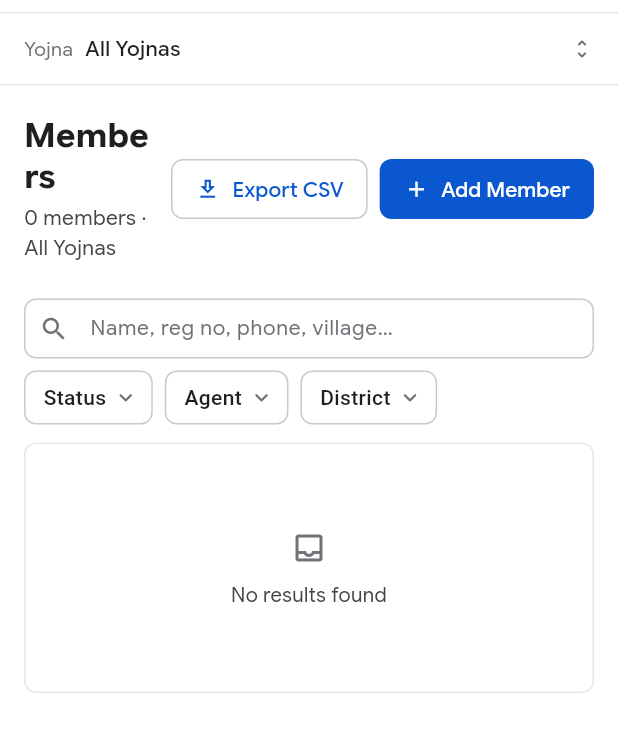
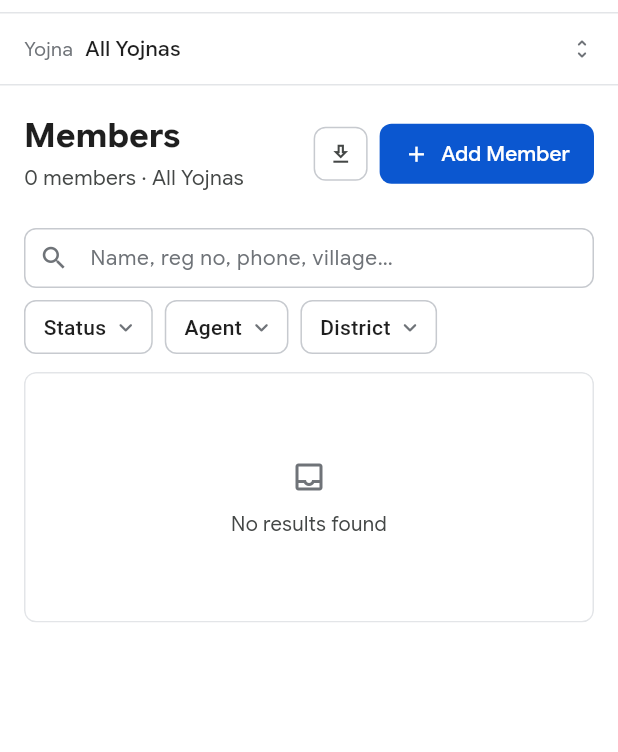
Before and after one commit to nayansuthar-1/rudransh-ct, a Flutter app: the MembersPage screen opened by its route, on a phone screen of 412 x 824 dp, the part 72-824 px from its top. Run offline on Flutter 3.47's test engine with Material 3 defaults, Android fonts, the phone set to English and light mode, and no system bars; our stand-ins replace file_picker, flutter_riverpod, go_router, supabase_flutter, web; missing offline and left inert: dart:js_interop, dart:ui_web; accounts and stored records are empty.

Commit message:
test: sign widget tests in; fix Export CSV crowding the phone header
25 widget tests had failed since 21 Sep, when the demo auto-login was
removed: they opened on the sign-in page. test/support/signed_in.dart
signs them in as the owner. With the pages reachable again, the layout
tests caught a real overflow: Export CSV beside "Add member" did not fit
at 390 px. On a phone it is now the icon alone (with a tooltip).

Full suite: 223 passed, 0 failed.

Co-Authored-By: Claude Opus 5.5 <noreply@anthropic.com>

```diff
--- /dev/null
+++ b/lib/features/export/export_button.dart
@@ -0,0 +1,29 @@
+import 'package:flutter/material.dart';
+
+import '../../core/l10n/strings.dart';
+import '../../core/responsive/breakpoints.dart';
+
+/// Export CSV beside a page's main button. On a phone it is the icon alone,
+/// so the two still fit beside the page title.
+class ExportCsvButton extends StatelessWidget {
+  const ExportCsvButton({super.key, required this.onPressed});
+
+  final VoidCallback onPressed;
+
+  @override
+  Widget build(BuildContext context) {
+    const icon = Icon(Icons.download_outlined, size: 17);
+    if (context.isMobile) {
+      return IconButton.outlined(
+        tooltip: S.exportCsv,
+        onPressed: onPressed,
+        icon: icon,
+      );
+    }
+    return OutlinedButton.icon(
+      onPressed: onPressed,
+      icon: icon,
+      label: const Text(S.exportCsv),
+    );
+  }
+}
--- a/lib/features/members/members_page.dart
+++ b/lib/features/members/members_page.dart
@@ -23,6 +23,7 @@ import '../../widgets/primitives.dart';
 import '../../widgets/responsive_table.dart';
 import '../certificate/certificate_action.dart';
 import '../export/export_actions.dart';
+import '../export/export_button.dart';
 
 class MembersPage extends ConsumerWidget {
   const MembersPage({super.key});
@@ -47,11 +48,7 @@ class MembersPage extends ConsumerWidget {
             selectedYojna?.name ?? S.allYojnas,
           ].join(' · '),
           actions: [
-            OutlinedButton.icon(
-              onPressed: () => exportMembersCsv(context, ref),
-              icon: const Icon(Icons.download_outlined, size: 17),
-              label: const Text(S.exportCsv),
-            ),
+            ExportCsvButton(onPressed: () => exportMembersCsv(context, ref)),
             FilledButton.icon(
               onPressed: () =>
                   showMemberFormDialog(context, presetYojnaId: yojnaId),
```
Also changed, not shown: lib/features/payments/payments_page.dart (+2 -5 lines), 6 other files.
